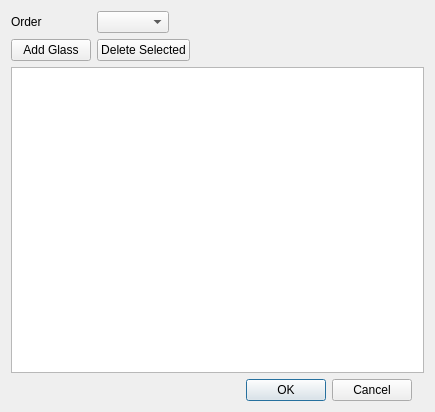
The window that src/curve_fitting_dialog.ui (nickorzha/glass-plotter) describes before a commit, drawn with Qt 5.
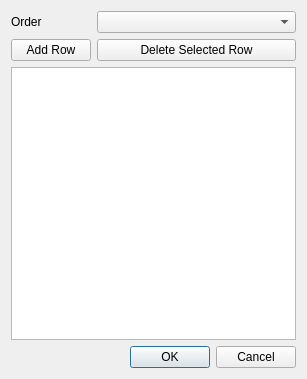
The same window after the commit.

Commit message: update curve fitting

```diff
--- a/src/curve_fitting_dialog.ui
+++ b/src/curve_fitting_dialog.ui
@@ -6,8 +6,8 @@
    <rect>
     <x>0</x>
     <y>0</y>
-    <width>435</width>
-    <height>412</height>
+    <width>307</width>
+    <height>379</height>
    </rect>
   </property>
   <property name="windowTitle">
@@ -19,13 +19,35 @@
   <layout class="QGridLayout" name="gridLayout">
    <item row="1" column="0">
     <widget class="QLabel" name="label">
+     <property name="sizePolicy">
+      <sizepolicy hsizetype="Fixed" vsizetype="Preferred">
+       <horstretch>0</horstretch>
+       <verstretch>0</verstretch>
+      </sizepolicy>
+     </property>
      <property name="text">
       <string>Order</string>
      </property>
     </widget>
    </item>
-   <item row="7" column="1">
+   <item row="1" column="1">
+    <widget class="QComboBox" name="comboBox_Order">
+     <property name="sizePolicy">
+      <sizepolicy hsizetype="Minimum" vsizetype="Fixed">
+       <horstretch>0</horstretch>
+       <verstretch>0</verstretch>
+      </sizepolicy>
+     </property>
+    </widget>
+   </item>
+   <item row="8" column="1">
     <widget class="QDialogButtonBox" name="buttonBox">
+     <property name="sizePolicy">
+      <sizepolicy hsizetype="Preferred" vsizetype="Fixed">
+       <horstretch>0</horstretch>
+       <verstretch>0</verstretch>
+      </sizepolicy>
+     </property>
      <property name="locale">
       <locale language="English" country="UnitedStates"/>
      </property>
@@ -37,42 +59,39 @@
      </property>
     </widget>
    </item>
-   <item row="6" column="0" colspan="4">
-    <widget class="QListWidget" name="listWidget_Glasses"/>
-   </item>
-   <item row="1" column="1" colspan="2">
-    <widget class="QComboBox" name="comboBox_Order">
-     <property name="sizePolicy">
-      <sizepolicy hsizetype="Fixed" vsizetype="Fixed">
-       <horstretch>0</horstretch>
-       <verstretch>0</verstretch>
-      </sizepolicy>
-     </property>
-    </widget>
-   </item>
-   <item row="5" column="1">
-    <widget class="QPushButton" name="pushButton_DeleteGlass">
-     <property name="sizePolicy">
-      <sizepolicy hsizetype="Fixed" vsizetype="Fixed">
-       <horstretch>0</horstretch>
-       <verstretch>0</verstretch>
-      </sizepolicy>
-     </property>
-     <property name="text">
-      <string>Delete Selected</string>
-     </property>
-    </widget>
-   </item>
    <item row="5" column="0">
     <widget class="QPushButton" name="pushButton_AddGlass">
      <property name="sizePolicy">
-      <sizepolicy hsizetype="Fixed" vsizetype="Fixed">
+      <sizepolicy hsizetype="Minimum" vsizetype="Fixed">
        <horstretch>0</horstretch>
        <verstretch>0</verstretch>
       </sizepolicy>
      </property>
      <property name="text">
-      <string>Add Glass</string>
+      <string>Add Row</string>
+     </property>
+    </widget>
+   </item>
+   <item row="7" column="0" colspan="2">
+    <widget class="QTableWidget" name="tableWidget">
+     <property name="sizePolicy">
+      <sizepolicy hsizetype="Preferred" vsizetype="Preferred">
+       <horstretch>0</horstretch>
+       <verstretch>0</verstretch>
+      </sizepolicy>
+     </property>
+    </widget>
+   </item>
+   <item row="5" column="1">
+    <widget class="QPushButton" name="pushButton_DeleteRow">
+     <property name="sizePolicy">
+      <sizepolicy hsizetype="Minimum" vsizetype="Fixed">
+       <horstretch>0</horstretch>
+       <verstretch>0</verstretch>
+      </sizepolicy>
+     </property>
+     <property name="text">
+      <string>Delete Selected Row</string>
      </property>
     </widget>
    </item>
```
Left out of the diff: 2 changed lines with no effect on the pictures. The commit also changes 3 other files.
